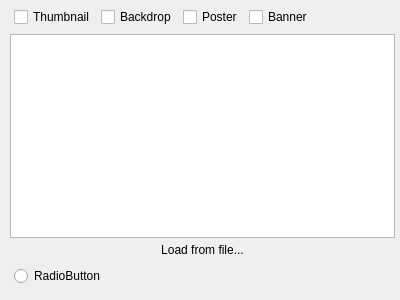
Qt form src/mediachooserpopup.ui (app211/jaqet) before a commit.
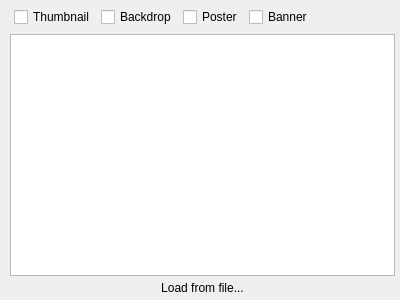
The same form after that commit. Icons and pictures are not drawn.

```diff
--- a/src/mediachooserpopup.ui
+++ b/src/mediachooserpopup.ui
@@ -171,22 +171,6 @@
      </property>
     </widget>
    </item>
-   <item>
-    <widget class="QWidget" name="widget_3" native="true">
-     <layout class="QHBoxLayout" name="horizontalLayout_3">
-      <item>
-       <widget class="QRadioButton" name="radioButton">
-        <property name="toolTip">
-         <string> the image is scaled to size.</string>
-        </property>
-        <property name="text">
-         <string>RadioButton</string>
-        </property>
-       </widget>
-      </item>
-     </layout>
-    </widget>
-   </item>
   </layout>
  </widget>
  <resources/>
```
